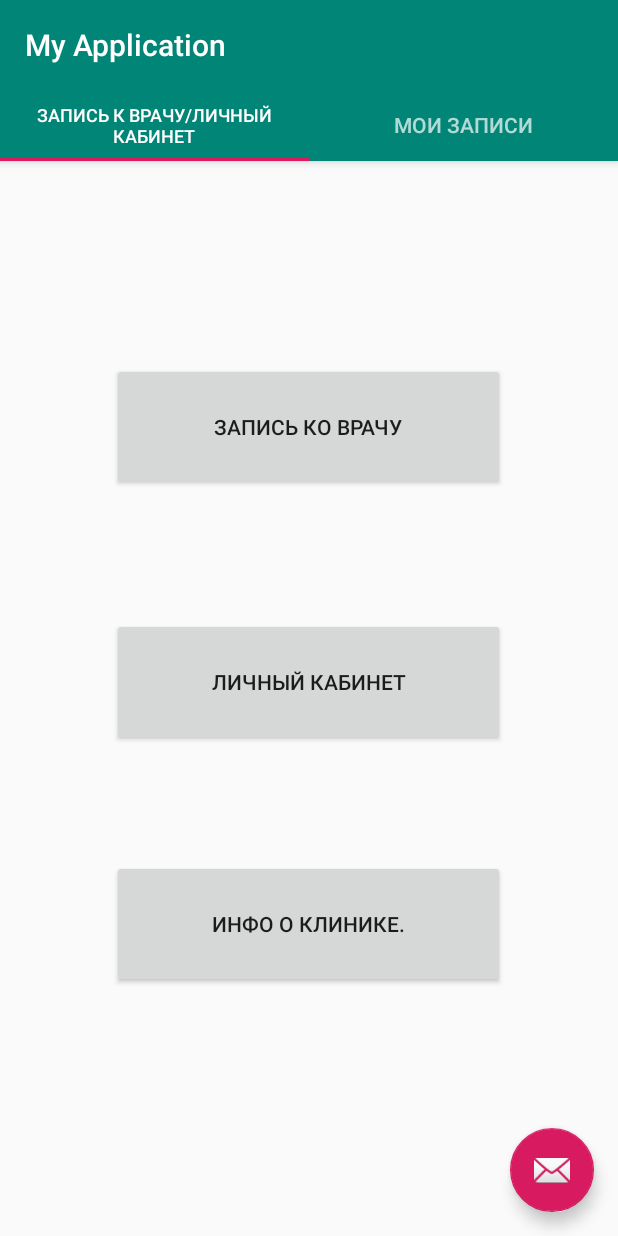
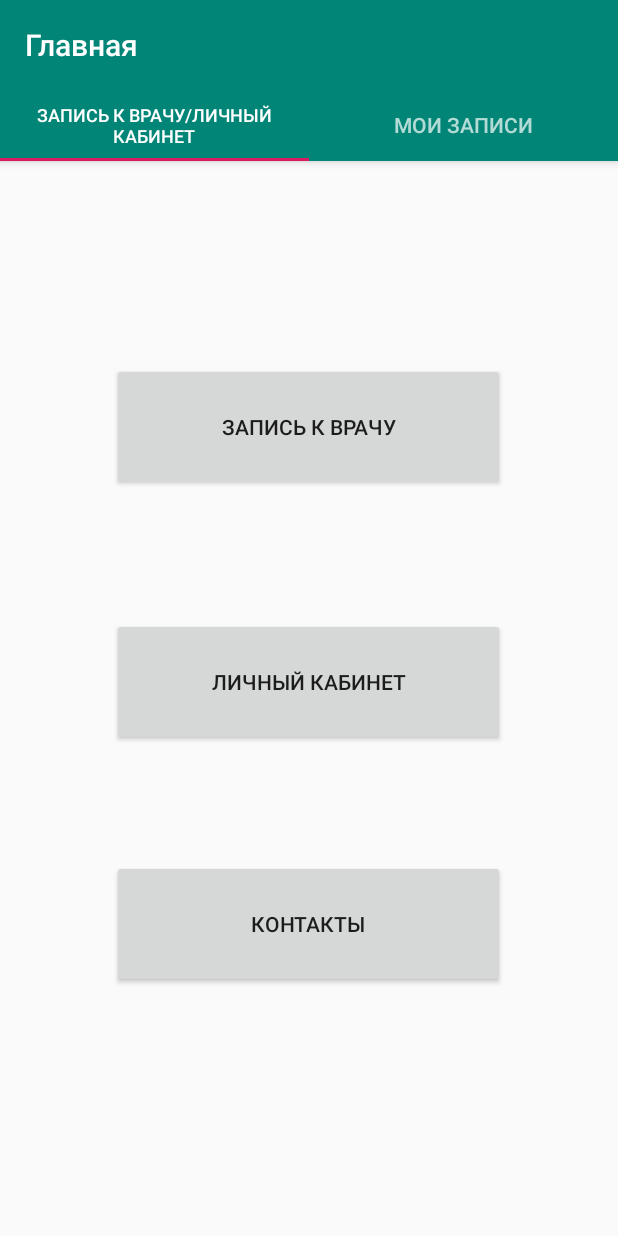
Before and after one commit to Skywalkerrus/e-medicine, an Android app: the MainActivity screen opened directly, with no data from a screen before it, on a phone screen of 412 x 824 dp. Run offline under Robolectric (Android 15) with nearby library versions, the phone set to English and light mode, and no system bars; our stand-ins replace Firebase (no records; nobody signed in at launch, a user with empty details on screens opened directly); 3 statements that could not run were skipped.

Commit message:
Программа готова.

```diff
--- a/Zapis v durky/app/build.gradle
+++ b/Zapis v durky/app/build.gradle
@@ -18,6 +18,7 @@ android {
         }
     }
 }
+
 apply plugin: 'com.google.gms.google-services'
 dependencies {
     implementation fileTree(dir: 'libs', include: ['*.jar'])
--- a/Zapis v durky/app/src/main/AndroidManifest.xml
+++ b/Zapis v durky/app/src/main/AndroidManifest.xml
@@ -12,7 +12,7 @@
         android:theme="@style/AppTheme"
         tools:ignore="GoogleAppIndexingWarning">
         <activity android:name=".info_about_klin"
-            android:label="Инфо о клинике"></activity>
+            android:label="Контакты"></activity>
         <activity android:name=".time"
             android:label="Запись к врачу"/>
         <activity android:name=".change_medic"
--- a/Zapis v durky/app/src/main/java/com/example/myapplication/MainActivity.java
+++ b/Zapis v durky/app/src/main/java/com/example/myapplication/MainActivity.java
@@ -19,8 +19,9 @@ public class MainActivity extends AppCompatActivity {
 
     @Override
     protected void onCreate(Bundle savedInstanceState) {
-
+        setTitle("Главная");
         super.onCreate(savedInstanceState);
+        setTitle("Главная");
         setContentView(R.layout.activity_main);
 
 
@@ -29,14 +30,8 @@ public class MainActivity extends AppCompatActivity {
         viewPager.setAdapter(sectionsPagerAdapter);
         TabLayout tabs = findViewById(R.id.tabs);
         tabs.setupWithViewPager(viewPager);
-        FloatingActionButton fab = findViewById(R.id.fab);
 
-        fab.setOnClickListener(new View.OnClickListener() {
-            @Override
-            public void onClick(View view) {
-                Snackbar.make(view, "Replace with your own action", Snackbar.LENGTH_LONG)
-                        .setAction("Action", null).show();
-            }
-        });
+
+
     }
 }
--- a/Zapis v durky/app/src/main/java/com/example/myapplication/ui/login/LoginActivity.java
+++ b/Zapis v durky/app/src/main/java/com/example/myapplication/ui/login/LoginActivity.java
@@ -66,7 +66,7 @@ public class LoginActivity extends AppCompatActivity {
                     public void onDataChange(DataSnapshot dataSnapshot) {
                         passw = dataSnapshot.getKey();
                         mass = dataSnapshot.getValue().toString().split(":");
-                        if (mass[0].equals(usernameEditText.getText().toString()) && passw.equals(passwordEditText.getText().toString()))
+                        if (mass[3].equals(usernameEditText.getText().toString()) && mass[0].equals(passwordEditText.getText().toString()))
                         {
                             showToast("Авторизация успешна!");
                             saveText(mass[0] + ":" + mass[1] + ":" + mass[2] + ":" + mass[3] + ":");
--- a/Zapis v durky/app/src/main/res/layout/activity_main.xml
+++ b/Zapis v durky/app/src/main/res/layout/activity_main.xml
@@ -4,7 +4,6 @@
     xmlns:tools="http://schemas.android.com/tools"
     android:layout_width="match_parent"
     android:layout_height="match_parent"
-
     tools:context=".MainActivity">
 
     <com.google.android.material.appbar.AppBarLayout
@@ -19,7 +18,7 @@
             android:gravity="center"
             android:minHeight="?actionBarSize"
             android:padding="@dimen/appbar_padding"
-            android:text="@string/app_name"
+            android:text="Главная"
             android:textAppearance="@style/TextAppearance.Widget.AppCompat.Toolbar.Title" />
 
         <com.google.android.material.tabs.TabLayout
@@ -35,11 +34,4 @@
         android:layout_height="match_parent"
         app:layout_behavior="@string/appbar_scrolling_view_behavior" />
 
-    <com.google.android.material.floatingactionbutton.FloatingActionButton
-        android:id="@+id/fab"
-        android:layout_width="wrap_content"
-        android:layout_height="wrap_content"
-        android:layout_gravity="bottom|end"
-        android:layout_margin="@dimen/fab_margin"
-        app:srcCompat="@android:drawable/ic_dialog_email" />
 </androidx.coordinatorlayout.widget.CoordinatorLayout>
--- a/Zapis v durky/app/src/main/res/layout/fragment_blank_fragment1.xml
+++ b/Zapis v durky/app/src/main/res/layout/fragment_blank_fragment1.xml
@@ -20,7 +20,7 @@
             android:layout_marginEnd="75dp"
             android:layout_marginRight="75dp"
             android:layout_marginBottom="504dp"
-            android:text="Запись ко врачу"
+            android:text="Запись к врачу"
             app:layout_constraintBottom_toBottomOf="parent"
             app:layout_constraintEnd_toEndOf="parent"
             app:layout_constraintStart_toStartOf="parent"
@@ -52,7 +52,7 @@
             android:layout_marginEnd="75dp"
             android:layout_marginRight="75dp"
             android:layout_marginBottom="173dp"
-            android:text="Инфо о клинике."
+            android:text="Контакты"
             app:layout_constraintBottom_toBottomOf="parent"
             app:layout_constraintEnd_toEndOf="parent"
             app:layout_constraintStart_toStartOf="parent"
--- a/Zapis v durky/build.gradle
+++ b/Zapis v durky/build.gradle
@@ -9,8 +9,8 @@ buildscript {
 
     dependencies {
         classpath 'com.android.tools.build:gradle:3.5.0'
+        //classpath 'com.google.gms:google-services:4.3.3'
         classpath 'com.google.gms:google-services:4.3.3'
-
         // NOTE: Do not place your application dependencies here; they belong
         // in the individual module build.gradle files
     }
@@ -23,7 +23,6 @@ allprojects {
         maven {
             url 'https://maven.google.com'
         }
-
     }
 }
 
```
Also changed, not shown: Zapis v durky/app/src/main/java/com/example/myapplication/BlankFragment2.java (+12 -10 lines), Zapis v durky/app/src/main/java/com/example/myapplication/change_medic.java (+24 -22 lines), Zapis v durky/app/src/main/java/com/example/myapplication/time.java (+6 -2 lines), 1 other file.
